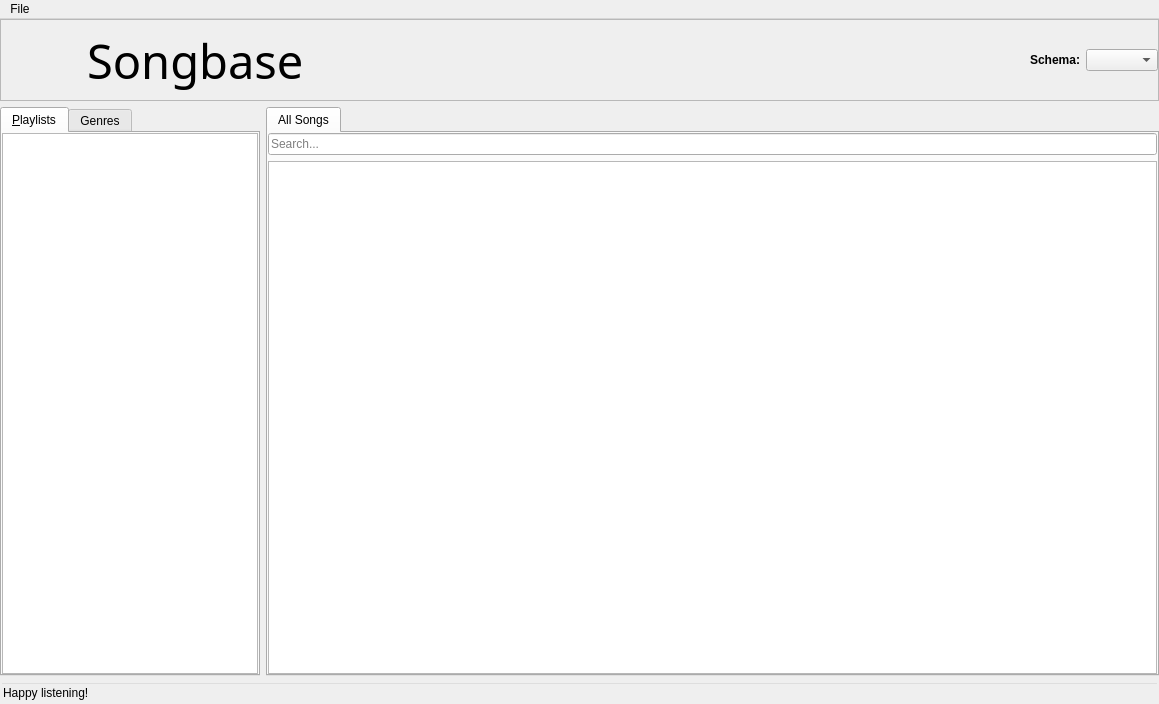
This is MainWindow.ui in rpammeraal/mezzoforta as Qt 5 draws it before an edit. The edited form follows.
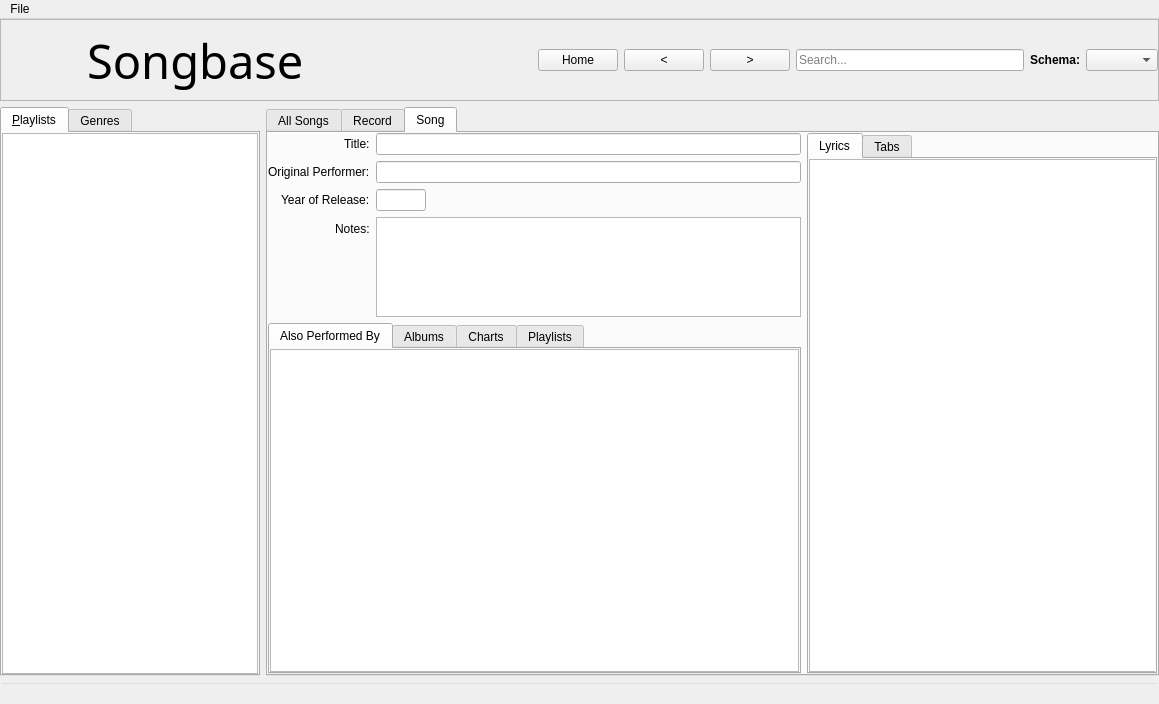
This is the edited form. The open tabs and pages were chosen to show the change. Icons and pictures are not drawn.

Commit message: -	Added song detail tab, basic screen history -	Statusbar at bottom

What changed in the file:
```diff
--- a/MainWindow.ui
+++ b/MainWindow.ui
@@ -152,6 +152,53 @@
              </property>
             </widget>
            </item>
+           <item>
+            <spacer name="horizontalSpacer">
+             <property name="orientation">
+              <enum>Qt::Horizontal</enum>
+             </property>
+             <property name="sizeHint" stdset="0">
+              <size>
+               <width>40</width>
+               <height>20</height>
+              </size>
+             </property>
+            </spacer>
+           </item>
+           <item>
+            <widget class="QPushButton" name="buttonHome">
+             <property name="text">
+              <string>Home</string>
+             </property>
+            </widget>
+           </item>
+           <item>
+            <widget class="QPushButton" name="buttonBackward">
+             <property name="enabled">
+              <bool>true</bool>
+             </property>
+             <property name="text">
+              <string>&lt;</string>
+             </property>
+            </widget>
+           </item>
+           <item>
+            <widget class="QPushButton" name="buttonForward">
+             <property name="enabled">
+              <bool>true</bool>
+             </property>
+             <property name="text">
+              <string>&gt;</string>
+             </property>
+            </widget>
+           </item>
+           <item>
+            <widget class="QLineEdit" name="searchEdit">
+             <property name="placeholderText">
+              <string>Search...</string>
+             </property>
+            </widget>
+           </item>
            <item>
             <widget class="QLabel" name="labelSchemaComboBox">
              <property name="maximumSize">
@@ -297,7 +344,13 @@
         </item>
         <item>
          <widget class="QTabWidget" name="songlistTab">
-          <widget class="QWidget" name="tab3">
+          <property name="enabled">
+           <bool>true</bool>
+          </property>
+          <property name="currentIndex">
+           <number>1</number>
+          </property>
+          <widget class="QWidget" name="tabAllSongs">
            <attribute name="title">
             <string>All Songs</string>
            </attribute>
@@ -314,16 +367,6 @@
             <property name="bottomMargin">
              <number>0</number>
             </property>
-            <item>
-             <widget class="QLineEdit" name="searchEdit">
-              <property name="placeholderText">
-               <string>Search...</string>
-              </property>
-              <property name="clearButtonEnabled">
-               <bool>true</bool>
-              </property>
-             </widget>
-            </item>
             <item>
              <widget class="QTableView" name="songList">
               <property name="font">
@@ -341,6 +384,374 @@
             </item>
            </layout>
           </widget>
+          <widget class="QWidget" name="tab">
+           <attribute name="title">
+            <string>Record</string>
+           </attribute>
+          </widget>
+          <widget class="QWidget" name="tabSongDetail">
+           <property name="enabled">
+            <bool>true</bool>
+           </property>
+           <attribute name="title">
+            <string>Song</string>
+           </attribute>
+           <layout class="QHBoxLayout" name="horizontalLayout_3">
+            <property name="leftMargin">
+             <number>0</number>
+            </property>
+            <property name="topMargin">
+             <number>0</number>
+            </property>
+            <property name="rightMargin">
+             <number>0</number>
+            </property>
+            <property name="bottomMargin">
+             <number>0</number>
+            </property>
+            <item>
+             <layout class="QHBoxLayout" name="horizontalLayout">
+              <item>
+               <layout class="QVBoxLayout" name="verticalLayoutLeft">
+                <item>
+                 <layout class="QFormLayout" name="formLayoutSongInfo">
+                  <property name="sizeConstraint">
+                   <enum>QLayout::SetMinimumSize</enum>
+                  </property>
+                  <property name="labelAlignment">
+                   <set>Qt::AlignRight|Qt::AlignTop|Qt::AlignTrailing</set>
+                  </property>
+                  <property name="bottomMargin">
+                   <number>0</number>
+                  </property>
+                  <item row="0" column="0">
+                   <widget class="QLabel" name="labelTitle">
+                    <property name="text">
+                     <string>Title:</string>
+                    </property>
+                   </widget>
+                  </item>
+                  <item row="0" column="1">
+                   <widget class="QLineEdit" name="songDetailSongTitle">
+                    <property name="minimumSize">
+                     <size>
+                      <width>250</width>
+                      <height>0</height>
+                     </size>
+                    </property>
+                   </widget>
+                  </item>
+                  <item row="1" column="0">
+                   <widget class="QLabel" name="labelOriginalPerformer">
+                    <property name="text">
+                     <string>Original Performer:</string>
+                    </property>
+                   </widget>
+                  </item>
+                  <item row="1" column="1">
+                   <widget class="QLineEdit" name="songDetailOrginalPerformer">
+                    <property name="minimumSize">
+                     <size>
+                      <width>250</width>
+                      <height>0</height>
+                     </size>
+                    </property>
+                   </widget>
+                  </item>
+                  <item row="2" column="0">
+                   <widget class="QLabel" name="labelYearOfRelease">
+                    <property name="text">
+                     <string>Year of Release:</string>
+                    </property>
+                   </widget>
+                  </item>
+                  <item row="2" column="1">
+                   <widget class="QLineEdit" name="songDetailYearOfRelease">
+                    <property name="maximumSize">
+                     <size>
+                      <width>50</width>
+                      <height>16777215</height>
+                     </size>
+                    </property>
+                   </widget>
+                  </item>
+                  <item row="3" column="0">
+                   <widget class="QLabel" name="labelNotes">
+                    <property name="text">
+                     <string>Notes:</string>
+                    </property>
+                   </widget>
+                  </item>
+                  <item row="3" column="1">
+                   <widget class="QTextEdit" name="songDetailNotes">
+                    <property name="sizePolicy">
+                     <sizepolicy hsizetype="Expanding" vsizetype="Minimum">
+                      <horstretch>0</horstretch>
+                      <verstretch>0</verstretch>
+                     </sizepolicy>
+                    </property>
+                    <property name="maximumSize">
+                     <size>
+                      <width>16777215</width>
+                      <height>100</height>
+                     </size>
+                    </property>
+                   </widget>
+                  </item>
+                 </layout>
+                </item>
+                <item>
+                 <layout class="QHBoxLayout" name="horizontalLayout_4">
+                  <item>
+                   <widget class="QTabWidget" name="songDetailLists">
+                    <property name="currentIndex">
+                     <number>0</number>
+                    </property>
+                    <widget class="QWidget" name="tabSongDetailPerformedBy">
+                     <attribute name="title">
+                      <string>Also Performed By</string>
+                     </attribute>
+                     <layout class="QVBoxLayout" name="verticalLayout_4">
+                      <property name="leftMargin">
+                       <number>0</number>
+                      </property>
+                      <property name="topMargin">
+                       <number>0</number>
+                      </property>
+                      <property name="rightMargin">
+                       <number>0</number>
+                      </property>
+                      <property name="bottomMargin">
+                       <number>0</number>
+                      </property>
+                      <item>
+                       <widget class="QTableView" name="songDetailPerformedByList">
+                        <property name="alternatingRowColors">
+                         <bool>true</bool>
+                        </property>
+                       </widget>
+                      </item>
+                     </layout>
+                    </widget>
+                    <widget class="QWidget" name="tabSongDetailAlbum">
+                     <attribute name="title">
+                      <string>Albums</string>
+                     </attribute>
+                     <layout class="QVBoxLayout" name="verticalLayout_5">
+                      <property name="leftMargin">
+                       <number>0</number>
+                      </property>
+                      <property name="topMargin">
+                       <number>0</number>
+                      </property>
+                      <property name="rightMargin">
+                       <number>0</number>
+                      </property>
+                      <property name="bottomMargin">
+                       <number>0</number>
+                      </property>
+                      <item>
+                       <widget class="QTableView" name="songDetailAlbumList">
+                        <property name="alternatingRowColors">
+                         <bool>true</bool>
+                        </property>
+                       </widget>
+                      </item>
+                     </layout>
+                    </widget>
+                    <widget class="QWidget" name="tabSongDetailChart">
+                     <attribute name="title">
+                      <string>Charts</string>
+                     </attribute>
+                     <layout class="QVBoxLayout" name="verticalLayout_6">
+                      <property name="leftMargin">
+                       <number>0</number>
+                      </property>
+                      <property name="topMargin">
+                       <number>0</number>
+                      </property>
+                      <property name="rightMargin">
+                       <number>0</number>
+                      </property>
+                      <property name="bottomMargin">
+                       <number>0</number>
+                      </property>
+                      <item>
+                       <widget class="QTableView" name="songDetailChartList">
+                        <property name="alternatingRowColors">
+                         <bool>true</bool>
+                        </property>
+                       </widget>
+                      </item>
+                     </layout>
+                    </widget>
+                    <widget class="QWidget" name="tabSongDetailPlaylist">
+                     <attribute name="title">
+                      <string>Playlists</string>
+                     </attribute>
+                     <layout class="QVBoxLayout" name="verticalLayout_7">
+                      <property name="leftMargin">
+                       <number>0</number>
+                      </property>
+                      <property name="topMargin">
+                       <number>0</number>
+                      </property>
+                      <property name="rightMargin">
+                       <number>0</number>
+                      </property>
+                      <property name="bottomMargin">
+                       <number>0</number>
+                      </property>
+                      <item>
+                       <widget class="QTableView" name="songDetailPlaylistList"/>
+                      </item>
+                     </layout>
+                    </widget>
+                   </widget>
+                  </item>
+                 </layout>
+                </item>
+               </layout>
+              </item>
+              <item>
+               <layout class="QVBoxLayout" name="verticalLayoutRight">
+                <property name="sizeConstraint">
+                 <enum>QLayout::SetFixedSize</enum>
+                </property>
+                <item>
+                 <widget class="QTabWidget" name="songDetailLyricsTabsTab">
+                  <property name="enabled">
+                   <bool>true</bool>
+                  </property>
+                  <property name="minimumSize">
+                   <size>
+                    <width>350</width>
+                    <height>0</height>
+                   </size>
+                  </property>
+                  <property name="maximumSize">
+                   <size>
+                    <width>350</width>
+                    <height>16777215</height>
+                   </size>
+                  </property>
+                  <property name="currentIndex">
+                   <number>0</number>
+                  </property>
+                  <widget class="QWidget" name="tabLyrics">
+                   <property name="enabled">
+                    <bool>true</bool>
+                   </property>
+                   <property name="minimumSize">
+                    <size>
+                     <width>350</width>
+                     <height>0</height>
+                    </size>
+                   </property>
+                   <property name="maximumSize">
+                    <size>
+                     <width>350</width>
+                     <height>16777215</height>
+                    </size>
+                   </property>
+                   <attribute name="title">
+                    <string>Lyrics</string>
+                   </attribute>
+                   <layout class="QVBoxLayout" name="verticalLayout_3">
+                    <property name="leftMargin">
+                     <number>0</number>
+                    </property>
+                    <property name="topMargin">
+                     <number>0</number>
+                    </property>
+                    <property name="rightMargin">
+                     <number>0</number>
+                    </property>
+                    <property name="bottomMargin">
+                     <number>0</number>
+                    </property>
+                    <item>
+                     <widget class="QTextEdit" name="songDetailLyrics">
+                      <property name="enabled">
+                       <bool>true</bool>
+                      </property>
+                      <property name="minimumSize">
+                       <size>
+                        <width>350</width>
+                        <height>0</height>
+                       </size>
+                      </property>
+                      <property name="maximumSize">
+                       <size>
+                        <width>350</width>
+                        <height>16777215</height>
+                       </size>
+                      </property>
+                     </widget>
+                    </item>
+                   </layout>
+                  </widget>
+                  <widget class="QWidget" name="tabTabs">
+                   <property name="enabled">
+                    <bool>true</bool>
+                   </property>
+                   <property name="minimumSize">
+                    <size>
+                     <width>350</width>
+                     <height>0</height>
+                    </size>
+                   </property>
+                   <property name="maximumSize">
+                    <size>
+                     <width>350</width>
+                     <height>16777215</height>
+                    </size>
+                   </property>
+                   <attribute name="title">
+                    <string>Tabs</string>
+                   </attribute>
+                   <layout class="QVBoxLayout" name="verticalLayout_2">
+                    <property name="leftMargin">
+                     <number>0</number>
+                    </property>
+                    <property name="topMargin">
+                     <number>0</number>
+                    </property>
+                    <property name="rightMargin">
+                     <number>0</number>
+                    </property>
+                    <property name="bottomMargin">
+                     <number>0</number>
+                    </property>
+                    <item>
+                     <widget class="QPlainTextEdit" name="songDetailTabs">
+                      <property name="enabled">
+                       <bool>true</bool>
+                      </property>
+                      <property name="minimumSize">
+                       <size>
+                        <width>350</width>
+                        <height>0</height>
+                       </size>
+                      </property>
+                      <property name="maximumSize">
+                       <size>
+                        <width>350</width>
+                        <height>16777215</height>
+                       </size>
+                      </property>
+                     </widget>
+                    </item>
+                   </layout>
+                  </widget>
+                 </widget>
+                </item>
+               </layout>
+              </item>
+             </layout>
+            </item>
+           </layout>
+          </widget>
          </widget>
         </item>
        </layout>
@@ -359,7 +770,7 @@
            <string notr="true">background-color: rgba(0, 0, 0, 0);</string>
           </property>
           <property name="text">
-           <string>Happy listening!</string>
+           <string/>
           </property>
          </widget>
         </item>
```
Left out of the diff: 4 changed lines with no effect on the pictures. The commit also changes 30 other files.
